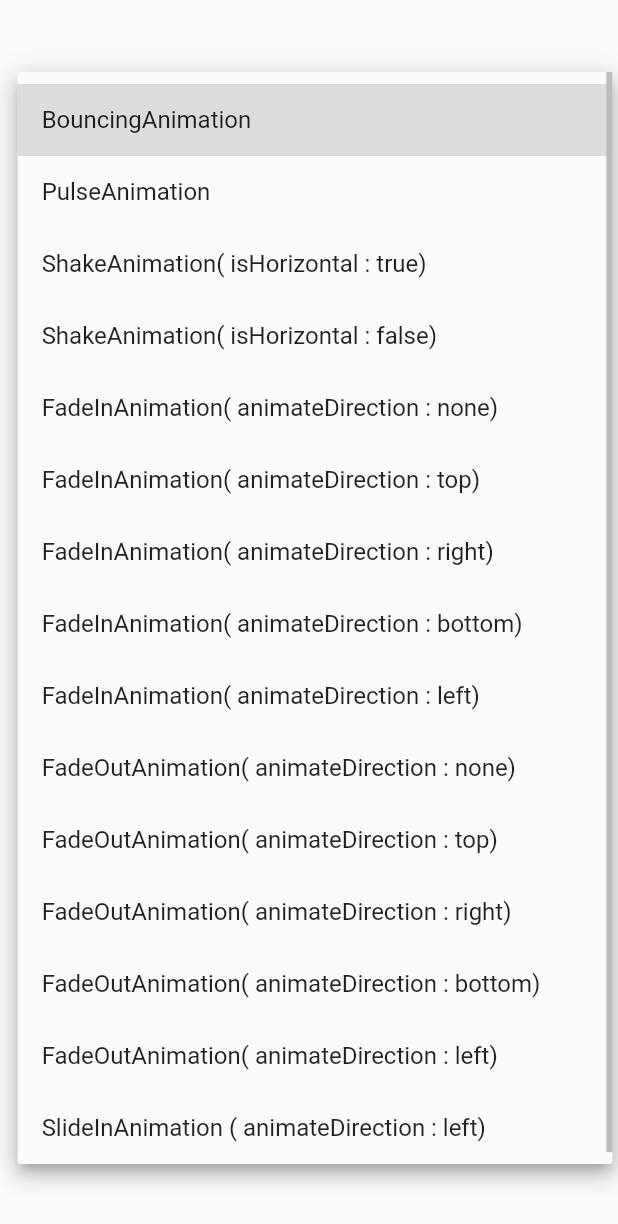
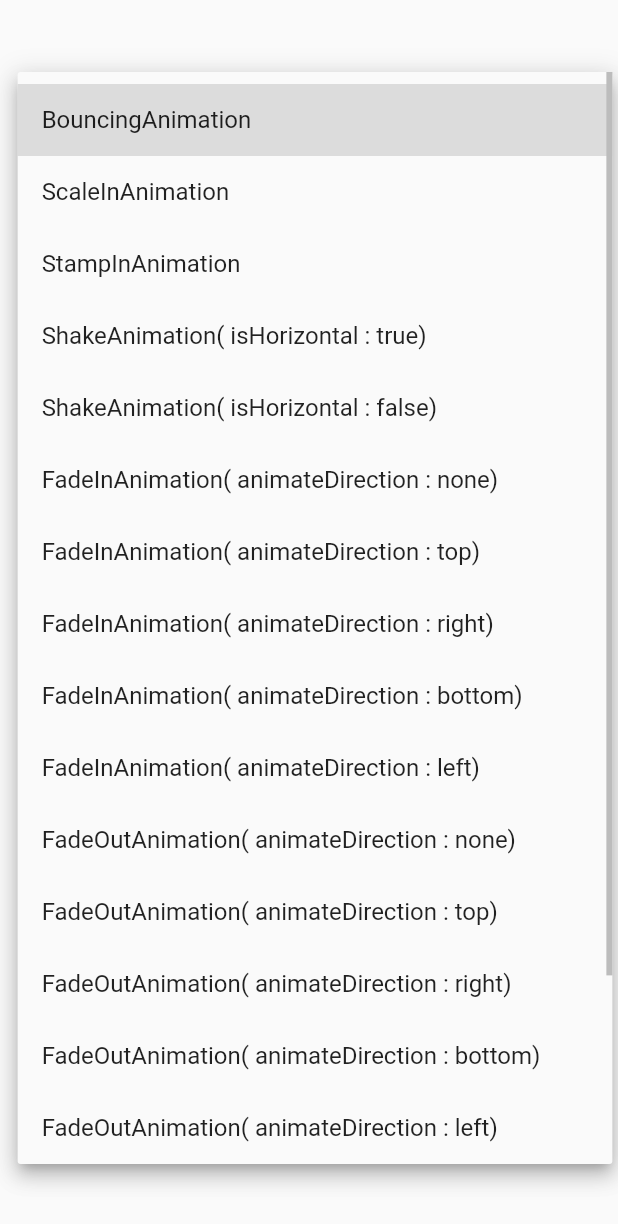
Before and after one commit to obutora/easy_animate, a Flutter app: the screen it shows after launch, after a tap on "BouncingAnimation", on a phone screen of 412 x 824 dp. Shown: the top 1224 px of the screen. Run offline on Flutter 3.47's test engine with Material 2 defaults, Android fonts, the phone set to English and light mode, and no system bars; our stand-ins replace plugin_platform_interface, simple_animations.

Commit message:
feat : fluffy animation

```diff
--- a/example/lib/main.dart
+++ b/example/lib/main.dart
@@ -6,9 +6,12 @@ import 'package:simple_animations/simple_animations.dart';
 import 'package:easy_animate/mock/mock_box.dart';
 import 'package:easy_animate/animation/pulse_animation.dart';
 import 'package:easy_animate/animation/shake_animation.dart';
+import 'package:easy_animate/animation/scale_in_animation.dart';
 import 'package:easy_animate/animation/fade_in_animation.dart';
 import 'package:easy_animate/animation/fade_out_animation.dart';
 import 'package:easy_animate/animation/slide_in_animation.dart';
+import 'package:easy_animate/animation/stamp_in_animation.dart';
+import 'package:easy_animate/animation/fluffy_animation.dart';
 
 void main() {
   runApp(const HomeScreen());
@@ -24,7 +27,8 @@ class HomeScreen extends StatefulWidget {
 class _HomeScreenState extends State<HomeScreen> {
   final List<String> list = <String>[
     'BouncingAnimation',
-    'PulseAnimation',
+    'ScaleInAnimation',
+    'StampInAnimation',
     'ShakeAnimation( isHorizontal : true)',
     'ShakeAnimation( isHorizontal : false)',
     'FadeInAnimation( animateDirection : none)',
@@ -38,6 +42,8 @@ class _HomeScreenState extends State<HomeScreen> {
     'FadeOutAnimation( animateDirection : bottom)',
     'FadeOutAnimation( animateDirection : left)',
     'SlideInAnimation ( animateDirection : left)',
+    'PulseAnimation',
+    'FluffyAnimation',
   ];
 
   String selectedValue = 'BouncingAnimation';
@@ -85,8 +91,14 @@ Widget animationSelector(String selectedValue) {
         developerMode: true,
         child: MockBox(),
       );
-    case 'PulseAnimation':
-      return const PulseAnimation(
+
+    case 'ScaleInAnimation':
+      return const ScaleInAnimation(
+        developerMode: true,
+        child: MockBox(),
+      );
+    case 'StampInAnimation':
+      return const StampInAnimation(
         developerMode: true,
         child: MockBox(),
       );
@@ -168,6 +180,16 @@ Widget animationSelector(String selectedValue) {
         animateDirection: AnimateDirection.left,
         child: MockBox(),
       );
+    case 'PulseAnimation':
+      return const PulseAnimation(
+        developerMode: true,
+        child: MockBox(),
+      );
+    case 'FluffyAnimation':
+      return const FluffyAnimation(
+        developerMode: false,
+        child: MockBox(),
+      );
     default:
       return const BouncingAnimation(
         developerMode: true,
```
Also changed, not shown: lib/animation/fluffy_animation.dart (added, +62 -0 lines).
